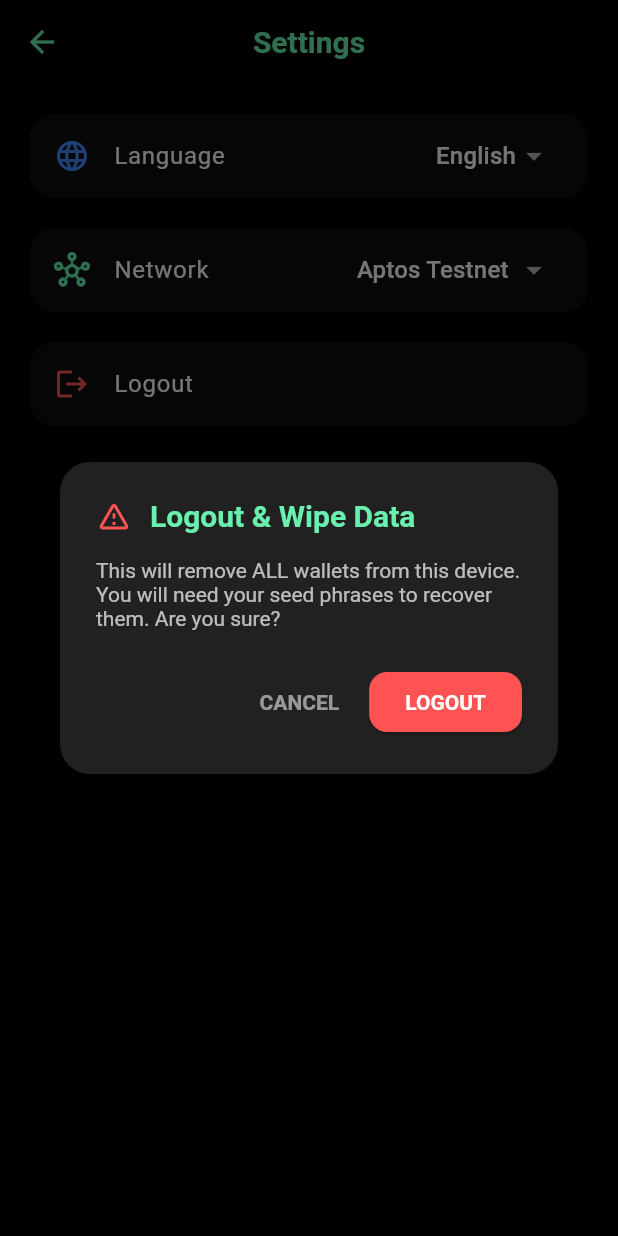
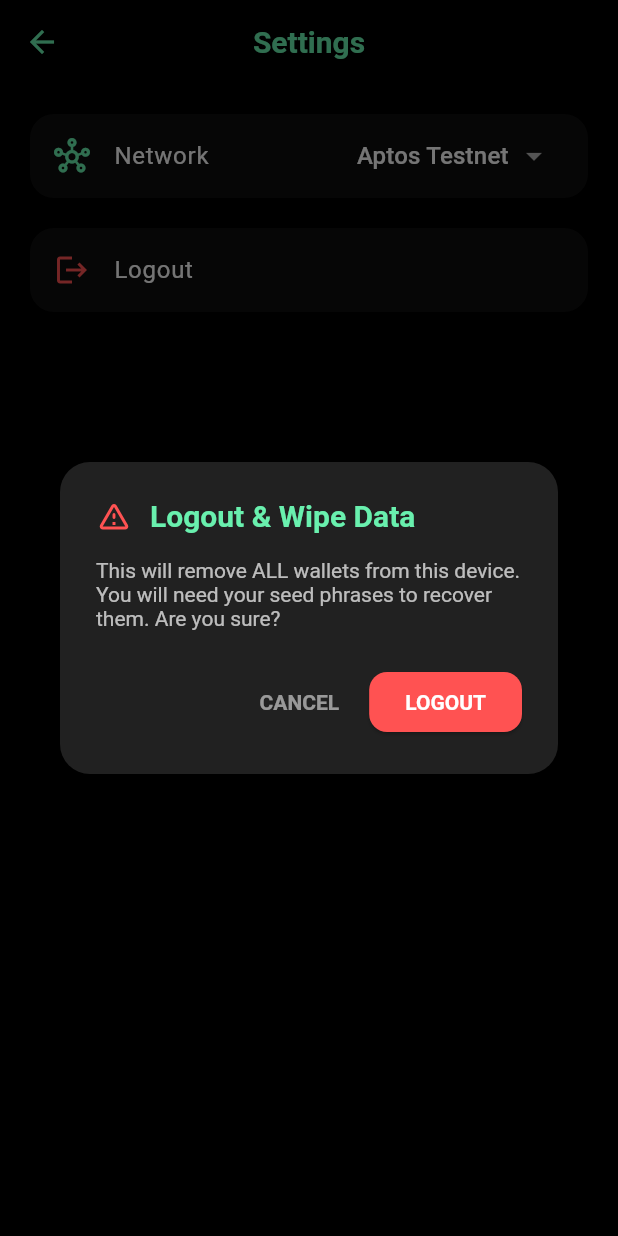
Before and after one commit to nicolasegimenez/dilexit, a Flutter app: the SettingsScreen screen opened directly, after a tap on "Logout", on a phone screen of 412 x 824 dp. Run offline on Flutter 3.47's test engine with Material 3 defaults, Android fonts, the phone set to English and light mode, and no system bars; our stand-ins replace flutter_dotenv, flutter_secure_storage; missing offline and left inert: aptos; accounts and stored records are empty.

Commit message:
ponytail: remove dead widgets, tests, and overengineered localizations

```diff
--- a/lib/l10n/app_localizations.dart
+++ /dev/null
@@ -1,90 +0,0 @@
-import 'package:flutter/material.dart';
-
-class AppLocalizations {
-  final Locale locale;
-
-  AppLocalizations(this.locale);
-
-  static AppLocalizations? of(BuildContext context) {
-    return Localizations.of<AppLocalizations>(context, AppLocalizations);
-  }
-
-  static const LocalizationsDelegate<AppLocalizations> delegate = _AppLocalizationsDelegate();
-
-  static final Map<String, Map<String, String>> _localizedValues = {
-    'en': {
-      'app_title': 'Dilexit Wallet',
-      'send': 'Send',
-      'receive': 'Receive',
-      'history': 'History',
-      'explore': 'Explore',
-      'settings': 'Settings',
-      'wallet': 'Wallet',
-      'available_balance': 'Available Balance',
-      'send_apt': 'Send APT',
-      'destination_address': 'Destination Address',
-      'amount': 'Amount',
-      'confirm_send': 'CONFIRM SEND',
-      'processing': 'PROCESSING...',
-      'success_send': 'Transaction sent successfully!',
-      'error': 'Error',
-      'wallets': 'Wallets',
-      'main_account': 'Main Account',
-      'saved_wallet': 'Saved Wallet',
-      'change_wallet': 'Change Wallets',
-      'create_new_wallet': 'Create New Wallet',
-      'import_wallet': 'Import Wallet',
-      'export_keys': 'Export Keys',
-      'delete_wallet_q': 'Delete Wallet?',
-      'delete_warning': 'This will remove the wallet from this device. Make sure you have your seed phrase backed up.',
-      'cancel': 'CANCEL',
-      'delete': 'DELETE',
-      'wallet_deleted': 'Wallet deleted successfully',
-      'import_title': 'Import Wallet',
-      'import_desc': 'Enter your 12-word seed phrase to recover access.',
-      'wallet_name': 'Wallet Name',
-      'seed_phrase': 'Seed Phrase',
-      'paste': 'PASTE',
-      'security_warning': 'Never share your seed phrase. Anyone with it can steal your funds.',
-      'export_title': 'Backup',
-      'danger': 'DANGER!',
-      'danger_desc': 'Never share your Private Key or Seed Phrase. Irreversible loss of funds may occur.',
-      'public_address': 'Public Address',
-      'private_key': 'Private Key',
-      'understand_close': 'UNDERSTAND & CLOSE',
-      'copied': 'copied to clipboard',
-      'language': 'Language',
-      'logout': 'Logout',
-      'logout_warning_title': 'Logout & Wipe Data',
-      'logout_warning_desc': 'This will remove ALL wallets from this device. You will need your seed phrases to recover them. Are you sure?',
-      'no_wallets': 'No wallets configured',
-      'create_wallet': 'Create Wallet',
-      'import_with_seed': 'Import with Seed Phrase',
-      'your_tokens': 'Your Tokens',
-      'network': 'Network',
-      'mainnet': 'Aptos Mainnet',
-      'testnet': 'Aptos Testnet',
-    },
-  };
-
-  String translate(String key) {
-    return _localizedValues[locale.languageCode]?[key] ?? _localizedValues['en']?[key] ?? key;
-  }
-}
-
-class _AppLocalizationsDelegate extends LocalizationsDelegate<AppLocalizations> {
-  const _AppLocalizationsDelegate();
-
-  @override
-  bool isSupported(Locale locale) {
-    return ['en'].contains(locale.languageCode);
-  }
-
-  @override
-  Future<AppLocalizations> load(Locale locale) {
-    return Future.value(AppLocalizations(locale));
-  }
-
-  @override
-  bool shouldReload(_AppLocalizationsDelegate old) => false;
-}
--- a/lib/presentation/providers/locale_provider.dart
+++ /dev/null
@@ -1,28 +0,0 @@
-import 'package:flutter/material.dart';
-import 'package:dilexit/data/secure_storage_service.dart';
-
-class LocaleProvider with ChangeNotifier {
-  final SecureStorageService _storageService;
-  Locale _locale = const Locale('es');
-
-  LocaleProvider(this._storageService) {
-    _loadLocale();
-  }
-
-  Locale get locale => _locale;
-
-  Future<void> _loadLocale() async {
-    final languageCode = await _storageService.getLocale();
-    if (languageCode != null) {
-      _locale = Locale(languageCode);
-      notifyListeners();
-    }
-  }
-
-  Future<void> setLocale(Locale locale) async {
-    if (!['en', 'es'].contains(locale.languageCode)) return;
-    _locale = locale;
-    await _storageService.setLocale(locale.languageCode);
-    notifyListeners();
-  }
-}
--- a/lib/presentation/screens/settings_screen.dart
+++ b/lib/presentation/screens/settings_screen.dart
@@ -1,8 +1,6 @@
 import 'package:flutter/material.dart';
 import 'package:provider/provider.dart';
 import 'package:dilexit/presentation/providers/wallet_provider.dart';
-import 'package:dilexit/presentation/providers/locale_provider.dart';
-import 'package:dilexit/l10n/app_localizations.dart';
 import 'package:dilexit/constants/network.dart';
 
 class SettingsScreen extends StatelessWidget {
@@ -11,61 +9,34 @@ class SettingsScreen extends StatelessWidget {
   @override
   Widget build(BuildContext context) {
     final walletProvider = context.watch<WalletProvider>();
-    final localeProvider = context.watch<LocaleProvider>();
-    final l10n = AppLocalizations.of(context)!;
-    final currentLocale = localeProvider.locale;
     final currentNetwork = walletProvider.state.currentNetwork;
 
     return Scaffold(
       appBar: AppBar(
-        title: Text(l10n.translate('settings')),
+        title: const Text('Settings'),
       ),
       body: ListView(
         padding: const EdgeInsets.all(16),
         children: [
-          // Language Selector
-          Card(
-            color: Colors.white.withValues(alpha: 0.05),
-            shape: RoundedRectangleBorder(borderRadius: BorderRadius.circular(16)),
-            child: ListTile(
-              leading: const Icon(Icons.language, color: Colors.blueAccent),
-              title: Text(l10n.translate('language'), style: const TextStyle(color: Colors.white)),
-              trailing: DropdownButton<String>(
-                value: 'en',
-                dropdownColor: Colors.grey[900],
-                underline: const SizedBox(),
-                items: const [
-                  DropdownMenuItem(value: 'en', child: Text('English', style: TextStyle(color: Colors.white))),
-                ],
-                onChanged: (String? code) {
-                  if (code != null) {
-                    localeProvider.setLocale(Locale(code));
-                  }
-                },
-              ),
-            ),
-          ),
-          const SizedBox(height: 12),
-
           // Network Selector
           Card(
             color: Colors.white.withValues(alpha: 0.05),
             shape: RoundedRectangleBorder(borderRadius: BorderRadius.circular(16)),
             child: ListTile(
               leading: const Icon(Icons.hub_outlined, color: Colors.greenAccent),
-              title: Text(l10n.translate('network'), style: const TextStyle(color: Colors.white)),
+              title: const Text('Network', style: TextStyle(color: Colors.white)),
               trailing: DropdownButton<Network>(
                 value: currentNetwork,
                 dropdownColor: Colors.grey[900],
                 underline: const SizedBox(),
-                items: [
+                items: const [
                   DropdownMenuItem(
                     value: Network.mainnet,
-                    child: Text(l10n.translate('mainnet'), style: const TextStyle(color: Colors.white)),
+                    child: Text('Aptos Mainnet', style: TextStyle(color: Colors.white)),
                   ),
                   DropdownMenuItem(
                     value: Network.testnet,
-                    child: Text(l10n.translate('testnet'), style: const TextStyle(color: Colors.white)),
+                    child: Text('Aptos Testnet', style: TextStyle(color: Colors.white)),
                   ),
                 ],
                 onChanged: (Network? net) {
@@ -84,30 +55,30 @@ class SettingsScreen extends StatelessWidget {
             shape: RoundedRectangleBorder(borderRadius: BorderRadius.circular(16)),
             child: ListTile(
               leading: const Icon(Icons.logout, color: Colors.redAccent),
-              title: Text(l10n.translate('logout'), style: const TextStyle(color: Colors.white)),
+              title: const Text('Logout', style: TextStyle(color: Colors.white)),
               onTap: () {
                 showDialog(
                   context: context,
                   builder: (ctx) => AlertDialog(
                     backgroundColor: Colors.grey[900],
                     shape: RoundedRectangleBorder(borderRadius: BorderRadius.circular(20)),
-                    title: Row(
+                    title: const Row(
                       children: [
-                        const Icon(Icons.warning_amber_rounded, color: Colors.redAccent),
-                        const SizedBox(width: 12),
-                        Expanded(child: Text(l10n.translate('logout_warning_title'))),
+                        Icon(Icons.warning_amber_rounded, color: Colors.redAccent),
+                        SizedBox(width: 12),
+                        Expanded(child: Text('Logout & Wipe Data')),
                       ],
                     ),
-                    content: Text(
-                      l10n.translate('logout_warning_desc'),
-                      style: const TextStyle(color: Colors.white70),
+                    content: const Text(
+                      'This will remove ALL wallets from this device. You will need your seed phrases to recover them. Are you sure?',
+                      style: TextStyle(color: Colors.white70),
                     ),
                     actions: [
                       TextButton(
                         onPressed: () => Navigator.pop(ctx),
-                        child: Text(
-                          l10n.translate('cancel'),
-                          style: const TextStyle(color: Colors.white54),
+                        child: const Text(
+                          'CANCEL',
+                          style: TextStyle(color: Colors.white54),
                         ),
                       ),
                       ElevatedButton(
@@ -119,7 +90,7 @@ class SettingsScreen extends StatelessWidget {
                           backgroundColor: Colors.redAccent,
                           foregroundColor: Colors.white,
                         ),
-                        child: Text(l10n.translate('logout').toUpperCase()),
+                        child: const Text('LOGOUT'),
                       ),
                     ],
                   ),
--- a/pubspec.yaml
+++ b/pubspec.yaml
@@ -43,8 +43,6 @@ dependencies:
   flutter_secure_storage: ^9.2.4
   http: ^1.6.0
   flutter_dotenv: ^6.0.1
-  flutter_localizations:
-    sdk: flutter
   intl: ^0.20.2
 
 dev_dependencies:
```
Also changed, not shown: lib/main.dart (+1 -20 lines), lib/presentation/screens/home_screen.dart (+48 -50 lines), lib/presentation/widgets/assets_list.dart (deleted, +0 -99 lines), lib/presentation/widgets/bottom_nav_bar.dart (deleted, +0 -47 lines), lib/presentation/widgets/mnemonic_box.dart (deleted, +0 -63 lines), lib/presentation/widgets/network_selector.dart (deleted, +0 -52 lines), pubspec.lock, 3 other files.
